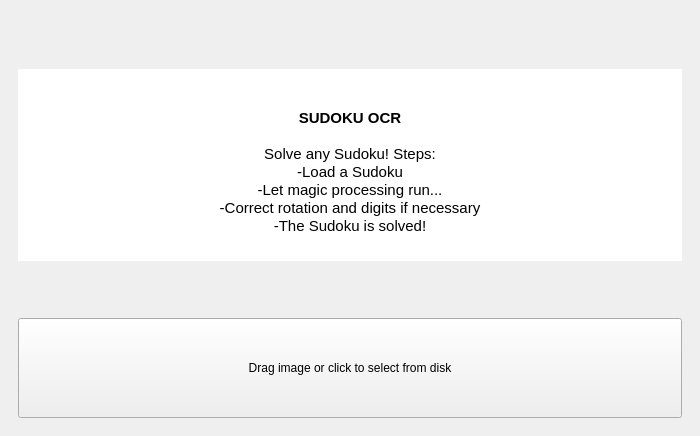
Old version of the form GUI/mainwindow.ui in the repository Deoxo/SudokuOCR.
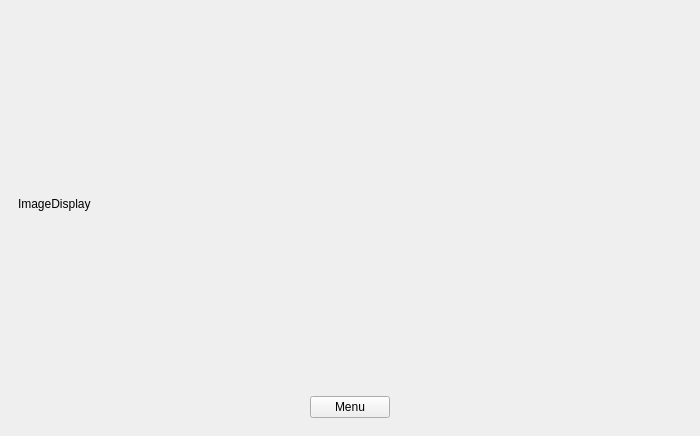
New version of the form. The open tabs and pages were chosen to show the change. Custom widgets are drawn as their Qt base class.

Commit message: Added result image and removed warnings

What changed in the file:
```diff
--- a/GUI/mainwindow.ui
+++ b/GUI/mainwindow.ui
@@ -1177,6 +1177,54 @@
         </item>
        </layout>
       </widget>
+      <widget class="QWidget" name="page_5">
+       <layout class="QGridLayout" name="gridLayout_7">
+        <item row="0" column="0">
+         <widget class="ImageDisplay" name="imgDisplay_5">
+          <property name="text">
+           <string>ImageDisplay</string>
+          </property>
+         </widget>
+        </item>
+        <item row="1" column="0">
+         <layout class="QHBoxLayout" name="horizontalLayout_5">
+          <item>
+           <spacer name="horizontalSpacer_5">
+            <property name="orientation">
+             <enum>Qt::Horizontal</enum>
+            </property>
+            <property name="sizeHint" stdset="0">
+             <size>
+              <width>40</width>
+              <height>20</height>
+             </size>
+            </property>
+           </spacer>
+          </item>
+          <item>
+           <widget class="QPushButton" name="menuButton_5">
+            <property name="text">
+             <string>Menu</string>
+            </property>
+           </widget>
+          </item>
+          <item>
+           <spacer name="horizontalSpacer_6">
+            <property name="orientation">
+             <enum>Qt::Horizontal</enum>
+            </property>
+            <property name="sizeHint" stdset="0">
+             <size>
+              <width>40</width>
+              <height>20</height>
+             </size>
+            </property>
+           </spacer>
+          </item>
+         </layout>
+        </item>
+       </layout>
+      </widget>
      </widget>
     </item>
    </layout>
```
Left out of the diff: 12 changed lines with no effect on the pictures. The commit also changes 16 other files.
